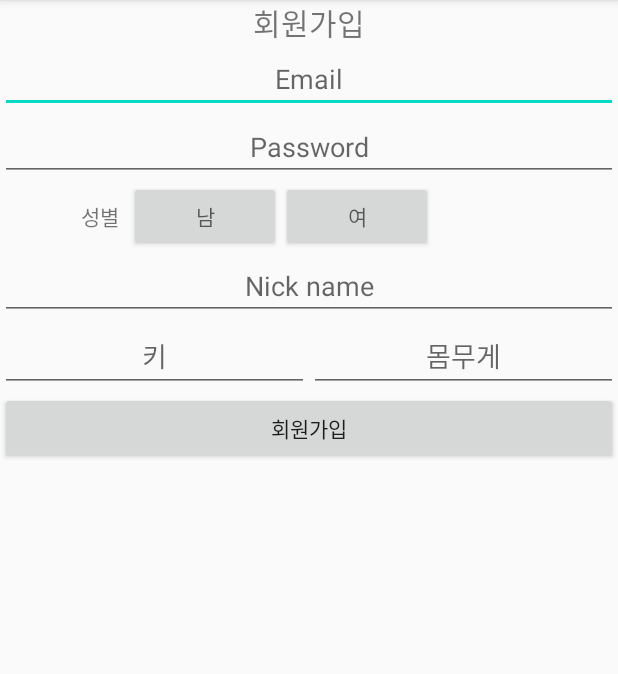
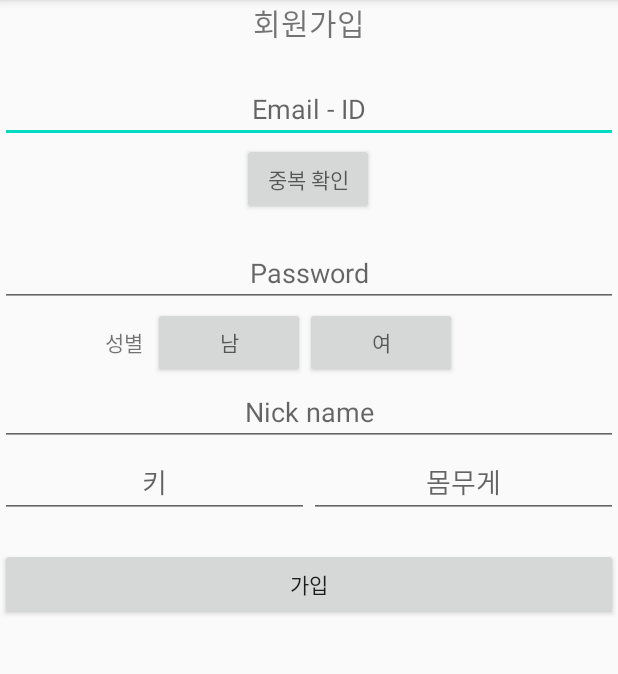
Before and after one commit to circle-robot/softcoding, an Android app: the register screen opened directly, with no data from a screen before it, on a phone screen of 412 x 824 dp, the part 84-758 px from its top. Run offline under Robolectric (Android 15) with nearby library versions, the phone set to English and light mode, and no system bars.

Commit message:
Add Intent Login --> Join page

```diff
--- a/login_page/app/src/main/AndroidManifest.xml
+++ b/login_page/app/src/main/AndroidManifest.xml
@@ -11,7 +11,7 @@
         android:theme="@style/AppTheme">
         <activity android:name=".register"></activity>
         <activity
-            android:name=".MainActivity"
+            android:name=".LoginActivity"
             android:label="@string/app_name"
             android:theme="@style/AppTheme.NoActionBar">
             <intent-filter>
--- a/login_page/app/src/main/java/com/example/lifting/MainActivity.java
+++ b/login_page/app/src/main/java/com/example/lifting/LoginActivity.java
@@ -1,13 +1,9 @@
 package com.example.lifting;
 
+import android.content.Intent;
 import android.os.Bundle;
 
-import com.google.android.material.floatingactionbutton.FloatingActionButton;
-import com.google.android.material.snackbar.Snackbar;
-import com.google.android.material.textfield.TextInputEditText;
-
 import androidx.appcompat.app.AppCompatActivity;
-import androidx.appcompat.widget.Toolbar;
 
 import android.view.View;
 import android.view.Menu;
@@ -15,7 +11,7 @@ import android.view.MenuItem;
 import android.widget.Button;
 import android.widget.EditText;
 
-public class MainActivity extends AppCompatActivity {
+public class LoginActivity extends AppCompatActivity {
 
 //    @Override
 //    protected void onCreate(Bundle savedInstanceState) {
@@ -36,7 +32,7 @@ public class MainActivity extends AppCompatActivity {
 
 //    TextInputEditText email_input, password_input;
     EditText email_input, password_input;
-    Button native_button_btn;
+    Button native_button_btn,join_btn;
 
     @Override
     protected void onCreate(Bundle savedInstanceState) {
@@ -45,13 +41,23 @@ public class MainActivity extends AppCompatActivity {
         email_input = findViewById(R.id.email_input);
         password_input = findViewById(R.id.password_input);
 
-        native_button_btn.setOnClickListener(new View.OnClickListener() {
+//        native_button_btn.setOnClickListener(new View.OnClickListener() {
+//            @Override
+//            public void onClick(View v) {
+//            String email = email_input.getText().toString();
+//            String pw = password_input.getText().toString();
+//            }
+//        });
+
+        join_btn = findViewById(R.id.join_btn);
+        join_btn.setOnClickListener(new View.OnClickListener() {
             @Override
             public void onClick(View v) {
-            String email = email_input.getText().toString();
-            String pw = password_input.getText().toString();
+                Intent intent = new Intent(LoginActivity.this,register.class);
+               startActivity(intent);
             }
         });
+
     }
 
     @Override
--- a/login_page/app/src/main/java/com/example/lifting/register.java
+++ b/login_page/app/src/main/java/com/example/lifting/register.java
@@ -3,12 +3,30 @@ package com.example.lifting;
 import androidx.appcompat.app.AppCompatActivity;
 
 import android.os.Bundle;
+import android.view.View;
+import android.widget.Button;
+import android.widget.EditText;
 
 public class register extends AppCompatActivity {
 
+    EditText email_input, password_input,height_input,weight_input;
+    Button SendInfo_btn;
     @Override
     protected void onCreate(Bundle savedInstanceState) {
         super.onCreate(savedInstanceState);
         setContentView(R.layout.activity_register);
+
+        email_input = findViewById(R.id.email_input);
+        password_input = findViewById(R.id.password_input);
+        height_input = findViewById(R.id.height_input);
+        weight_input = findViewById(R.id.weight_input);
+
+//        SendInfo_btn.findViewById(R.id.SendInfo_btn);
+//        SendInfo_btn.setOnClickListener(new View.OnClickListener() {
+//            @Override
+//            public void onClick(View v) {
+//               finish();
+//            }
+//        });
     }
 }
--- a/login_page/app/src/main/res/layout/activity_main.xml
+++ b/login_page/app/src/main/res/layout/activity_main.xml
@@ -4,7 +4,7 @@
     xmlns:tools="http://schemas.android.com/tools"
     android:layout_width="match_parent"
     android:layout_height="match_parent"
-    tools:context=".MainActivity">
+    tools:context=".LoginActivity">
 
     <com.google.android.material.appbar.AppBarLayout
         android:layout_width="match_parent"
--- a/login_page/app/src/main/res/layout/activity_register.xml
+++ b/login_page/app/src/main/res/layout/activity_register.xml
@@ -8,31 +8,51 @@
 
     <TextView
         android:id="@+id/textView4"
-        android:layout_width="match_parent"
+        android:layout_width="0dp"
         android:layout_height="wrap_content"
         android:gravity="center"
         android:text="회원가입"
         android:textSize="20dp"
+        app:layout_constraintEnd_toEndOf="parent"
+        app:layout_constraintStart_toStartOf="parent"
         app:layout_constraintTop_toTopOf="parent"></TextView>
 
-    <EditText
-        android:id="@+id/editText2"
-        android:layout_width="match_parent"
-        android:layout_height="wrap_content"
-        android:gravity="center"
-        android:hint="Email"
-        app:layout_constraintTop_toBottomOf="@+id/textView4"
-        tools:layout_editor_absoluteX="0dp"></EditText>
 
     <EditText
-        android:id="@+id/editText4"
-        android:layout_width="match_parent"
+        android:id="@+id/email_input"
+        android:layout_width="0dp"
         android:layout_height="wrap_content"
+        android:layout_marginTop="20dp"
+        android:gravity="center"
+        android:hint="Email - ID"
+        app:layout_constraintEnd_toEndOf="parent"
+        app:layout_constraintHorizontal_bias="0.0"
+        app:layout_constraintStart_toStartOf="parent"
+        app:layout_constraintTop_toBottomOf="@+id/textView4"></EditText>
+
+    <Button
+        android:id="@+id/button5"
+        android:layout_width="wrap_content"
+        android:layout_height="wrap_content"
+        android:layout_weight="1"
+        android:gravity="center"
+        android:hint="중복 확인"
+        app:layout_constraintEnd_toEndOf="parent"
+        app:layout_constraintHorizontal_bias="0.498"
+        app:layout_constraintStart_toStartOf="parent"
+        app:layout_constraintTop_toBottomOf="@+id/email_input"></Button>
+
+    <EditText
+        android:id="@+id/password_input"
+        android:layout_width="0dp"
+        android:layout_height="wrap_content"
+        android:layout_marginTop="16dp"
         android:gravity="center"
         android:hint="Password"
-        app:layout_constraintTop_toBottomOf="@+id/editText2"
-        tools:layout_editor_absoluteX="-25dp"></EditText>
-
+        app:layout_constraintEnd_toEndOf="parent"
+        app:layout_constraintHorizontal_bias="0.0"
+        app:layout_constraintStart_toStartOf="parent"
+        app:layout_constraintTop_toBottomOf="@+id/button5"></EditText>
 
     <LinearLayout
         android:id="@+id/gen_btn"
@@ -40,8 +60,10 @@
         android:layout_height="47dp"
         android:gravity="center"
         android:weightSum="10"
+        app:layout_constraintEnd_toEndOf="parent"
+        app:layout_constraintHorizontal_bias="0.213"
         app:layout_constraintStart_toStartOf="parent"
-        app:layout_constraintTop_toBottomOf="@+id/editText4">
+        app:layout_constraintTop_toBottomOf="@+id/password_input">
 
         <TextView
             android:layout_width="wrap_content"
@@ -68,12 +90,13 @@
 
     <EditText
         android:id="@+id/editText7"
-        android:layout_width="match_parent"
+        android:layout_width="0dp"
         android:layout_height="wrap_content"
         android:gravity="center"
         android:hint="Nick name"
-        app:layout_constraintTop_toBottomOf="@+id/gen_btn"
-        tools:layout_editor_absoluteX="0dp"></EditText>
+        app:layout_constraintEnd_toEndOf="parent"
+        app:layout_constraintStart_toStartOf="parent"
+        app:layout_constraintTop_toBottomOf="@+id/gen_btn"></EditText>
 
     <LinearLayout
         android:id="@+id/linearLayout"
@@ -81,30 +104,36 @@
         android:layout_height="wrap_content"
         android:weightSum="10"
         app:layout_constraintEnd_toEndOf="parent"
-        app:layout_constraintTop_toBottomOf="@+id/editText7" >
-    <EditText
-        android:layout_width="match_parent"
-        android:layout_height="wrap_content"
-        android:hint="키"
-        android:layout_weight="5"
-        android:gravity="center"
-        app:layout_constraintTop_toBottomOf="@+id/linearLayout"
-        ></EditText>
+        app:layout_constraintTop_toBottomOf="@+id/editText7">
+
         <EditText
+            android:id="@+id/height_input"
             android:layout_width="match_parent"
             android:layout_height="wrap_content"
+            android:layout_weight="5"
+            android:gravity="center"
+            android:hint="키"
+            app:layout_constraintTop_toBottomOf="@+id/linearLayout"></EditText>
+
+        <EditText
+            android:id="@+id/weight_input"
+            android:layout_width="match_parent"
+            android:layout_height="wrap_content"
+            android:layout_weight="5"
+            android:gravity="center"
             android:hint="몸무게"
-            android:gravity="center"
-            android:layout_weight="5"
-            app:layout_constraintTop_toBottomOf="@+id/linearLayout"
-            ></EditText>
+            app:layout_constraintTop_toBottomOf="@+id/linearLayout"></EditText>
     </LinearLayout>
 
     <Button
-        android:layout_width="match_parent"
+        android:id="@+id/SendInfo_btn"
+        android:layout_width="0dp"
         android:layout_height="wrap_content"
+        android:layout_marginTop="20dp"
         android:gravity="center"
-        android:text="회원가입"
-        app:layout_constraintTop_toBottomOf="@+id/linearLayout"
-        tools:layout_editor_absoluteX="29dp"></Button>
+        android:text="가입"
+        app:layout_constraintEnd_toEndOf="parent"
+        app:layout_constraintHorizontal_bias="1.0"
+        app:layout_constraintStart_toStartOf="parent"
+        app:layout_constraintTop_toBottomOf="@+id/linearLayout"></Button>
 </androidx.constraintlayout.widget.ConstraintLayout>
--- a/login_page/app/src/main/res/menu/menu_main.xml
+++ b/login_page/app/src/main/res/menu/menu_main.xml
@@ -1,7 +1,7 @@
 <menu xmlns:android="http://schemas.android.com/apk/res/android"
     xmlns:app="http://schemas.android.com/apk/res-auto"
     xmlns:tools="http://schemas.android.com/tools"
-    tools:context="com.example.lifting.MainActivity">
+    tools:context="com.example.lifting.LoginActivity">
     <item
         android:id="@+id/action_settings"
         android:orderInCategory="100"
```
